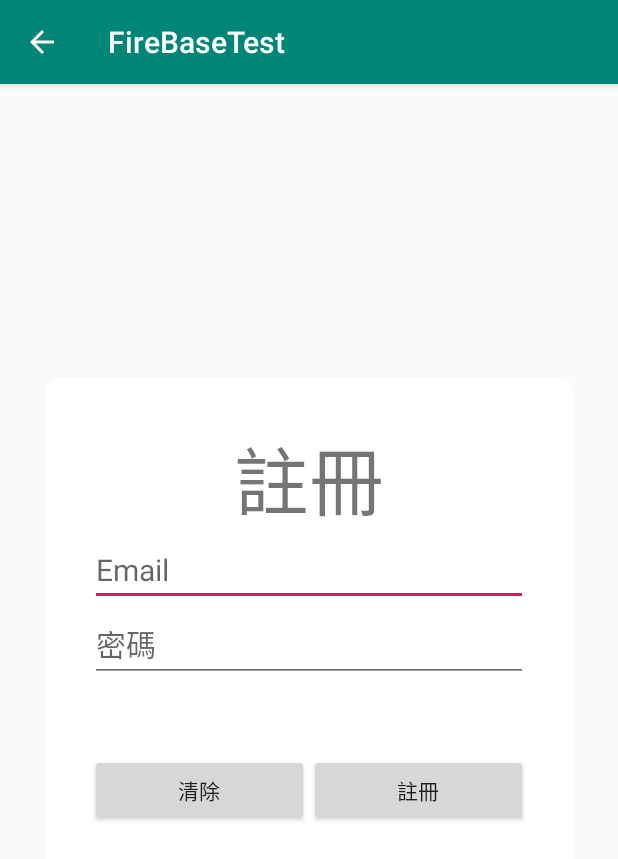
After one commit to eebrian123tw93/FirebaseChatAppTest, an Android app: the RegisterFragment screen opened directly, with no data from a screen before it, on a phone screen of 412 x 824 dp. The commit adds this screen. Shown: the top 859 px of the screen. Run offline under Robolectric (Android 15) with nearby library versions, the phone set to English and light mode, and no system bars; our stand-ins replace Firebase (no records; nobody signed in at launch, a user with empty details on screens opened directly); libraries missing offline, so code that uses them is left out: com.shashank.sony.

Commit message:
註冊介面+功能

```diff
--- a/app/src/main/java/twb/brianlu/com/firebasetest/login/LoginFragment.java
+++ b/app/src/main/java/twb/brianlu/com/firebasetest/login/LoginFragment.java
@@ -19,6 +19,7 @@ import com.shashank.sony.fancytoastlib.FancyToast;
 
 import twb.brianlu.com.firebasetest.R;
 import twb.brianlu.com.firebasetest.navigation.NavigationActivity;
+import twb.brianlu.com.firebasetest.register.RegisterActivity;
 
 public class LoginFragment extends Fragment implements LoginView,View.OnClickListener{
 
@@ -90,7 +91,7 @@ public class LoginFragment extends Fragment implements LoginView,View.OnClickLis
 
     @Override
     public void onRegister() {
-//        getContext().startActivity(new Intent(getContext(), RegisterActivity.class));
+        getContext().startActivity(new Intent(getContext(), RegisterActivity.class));
     }
 
     @Override
--- a/app/src/main/java/twb/brianlu/com/firebasetest/register/RegisterActivity.java
+++ b/app/src/main/java/twb/brianlu/com/firebasetest/register/RegisterActivity.java
@@ -1,9 +1,12 @@
 package twb.brianlu.com.firebasetest.register;
 
+import android.support.v4.app.Fragment;
 import android.support.v7.app.AppCompatActivity;
 import android.os.Bundle;
+import android.view.MenuItem;
 
 import twb.brianlu.com.firebasetest.R;
+import twb.brianlu.com.firebasetest.login.LoginFragment;
 
 public class RegisterActivity extends AppCompatActivity {
 
@@ -11,5 +14,22 @@ public class RegisterActivity extends AppCompatActivity {
     protected void onCreate(Bundle savedInstanceState) {
         super.onCreate(savedInstanceState);
         setContentView(R.layout.activity_register);
+        if (getSupportActionBar() != null) {
+            getSupportActionBar().setDisplayShowHomeEnabled(true);
+            getSupportActionBar().setDisplayHomeAsUpEnabled(true);
+        }
+
+
+        Fragment fragment = new RegisterFragment();
+        getSupportFragmentManager().beginTransaction().replace(R.id.frameLayout, fragment).commit();
+    }
+    @Override
+    public boolean onOptionsItemSelected(MenuItem item) {
+        switch (item.getItemId()) {
+            case android.R.id.home:
+                finish();
+                break;
+        }
+        return super.onOptionsItemSelected(item);
     }
 }
--- /dev/null
+++ b/app/src/main/java/twb/brianlu/com/firebasetest/register/RegisterFragment.java
@@ -0,0 +1,110 @@
+package twb.brianlu.com.firebasetest.register;
+
+import android.content.Context;
+import android.os.Bundle;
+import android.support.annotation.NonNull;
+import android.support.annotation.Nullable;
+import android.support.v4.app.Fragment;
+import android.view.LayoutInflater;
+import android.view.MenuItem;
+import android.view.View;
+import android.view.ViewGroup;
+import android.view.inputmethod.InputMethodManager;
+import android.widget.Button;
+import android.widget.EditText;
+import android.widget.ProgressBar;
+import android.widget.TextView;
+
+import com.shashank.sony.fancytoastlib.FancyToast;
+
+import twb.brianlu.com.firebasetest.R;
+
+public class RegisterFragment extends Fragment implements RegisterView,View.OnClickListener{
+    private RegisterPresenter presenter;
+
+//    private EditText usernameEditText;
+    private EditText passwordEditText;
+    private EditText emailEditText;
+    private ProgressBar progressBar;
+
+    private Button registerButton;
+    private Button clearButton;
+
+    private TextView messageTextView;
+    public View onCreateView(@NonNull LayoutInflater inflater, @Nullable ViewGroup container, @Nullable Bundle savedInstanceState) {
+        View view = inflater.inflate(R.layout.fragment_register, container, false);
+
+
+//        if (getActivity().getSupportActionBar() != null) {
+//            getSupportActionBar().setDisplayShowHomeEnabled(true);
+//            getSupportActionBar().setDisplayHomeAsUpEnabled(true);
+//        }
+
+
+
+
+//        usernameEditText = view.findViewById(R.id.username_editText);
+        passwordEditText = view.findViewById(R.id.password_editText);
+        emailEditText = view.findViewById(R.id.email_editText);
+        progressBar = view.findViewById(R.id.progressBar);
+        registerButton = view.findViewById(R.id.register_button);
+        clearButton = view.findViewById(R.id.clear_button);
+        messageTextView = view.findViewById(R.id.message_textView);
+
+        registerButton.setOnClickListener(this);
+        clearButton.setOnClickListener(this);
+
+
+        presenter = new RegisterPresenter(this);
+        presenter.setProgressBarVisibility(View.GONE);
+        return view;
+    }
+
+    @Override
+    public void onSetMessage(String message, int type) {
+        FancyToast.makeText(getContext(), message, FancyToast.LENGTH_SHORT, type, false).show();
+    }
+
+    @Override
+    public void onClearText() {
+//        usernameEditText.setText("");
+        passwordEditText.setText("");
+        emailEditText.setText("");
+        messageTextView.setText("");
+    }
+
+    @Override
+    public void onRegisterResult(boolean result) {
+        presenter.setProgressBarVisibility(View.GONE);
+        registerButton.setEnabled(true);
+        clearButton.setEnabled(true);
+        if (result) {
+           getActivity().finish();
+        }
+    }
+
+    @Override
+    public void onSetProgressBarVisibility(int visibility) {
+        progressBar.setVisibility(visibility);
+    }
+
+    @Override
+    public void onClick(View v) {
+        switch (v.getId()) {
+            case R.id.register_button:
+                presenter.setProgressBarVisibility(View.VISIBLE);
+                registerButton.setEnabled(false);
+                clearButton.setEnabled(false);
+                View view = getActivity().getCurrentFocus();
+                if (view != null) {
+                    InputMethodManager imm = (InputMethodManager) getActivity().getSystemService(Context.INPUT_METHOD_SERVICE);
+                    imm.hideSoftInputFromWindow(view.getWindowToken(), 0);
+                }
+                presenter.register(emailEditText.getText().toString(), passwordEditText.getText().toString());
+                break;
+            case R.id.clear_button:
+                presenter.clear();
+                break;
+        }
+    }
+}
--- a/app/src/main/java/twb/brianlu/com/firebasetest/register/RegisterPresenter.java
+++ b/app/src/main/java/twb/brianlu/com/firebasetest/register/RegisterPresenter.java
@@ -3,18 +3,34 @@ package twb.brianlu.com.firebasetest.register;
 import android.support.annotation.NonNull;
 
 import com.google.android.gms.tasks.OnCompleteListener;
+import com.google.android.gms.tasks.OnFailureListener;
 import com.google.android.gms.tasks.OnSuccessListener;
 import com.google.android.gms.tasks.Task;
 import com.google.firebase.auth.AuthResult;
 import com.google.firebase.auth.FirebaseAuth;
-import com.google.firebase.auth.FirebaseUser;
-import com.google.firebase.auth.UserProfileChangeRequest;
+import com.shashank.sony.fancytoastlib.FancyToast;
 
 import twb.brianlu.com.firebasetest.core.BasePresenter;
 
 public class RegisterPresenter extends BasePresenter {
-    public void register(String email, String password, final String displayName){
-        FirebaseAuth.getInstance().createUserWithEmailAndPassword(email,password).addOnSuccessListener(new OnSuccessListener<AuthResult>() {
+    private RegisterView view;
+
+    public RegisterPresenter(RegisterView view) {
+        this.view = view;
+    }
+
+    public void register(String email, String password) {
+        if (email.isEmpty()) {
+            view.onSetMessage("Email can not be empty", FancyToast.ERROR);
+            view.onRegisterResult(false);
+            return;
+        }
+        if (password.isEmpty()) {
+            view.onSetMessage("Password can not be empty", FancyToast.ERROR);
+            view.onRegisterResult(false);
+            return;
+        }
+        FirebaseAuth.getInstance().createUserWithEmailAndPassword(email, password).addOnSuccessListener(new OnSuccessListener<AuthResult>() {
             @Override
             public void onSuccess(AuthResult authResult) {
 
@@ -22,16 +38,36 @@ public class RegisterPresenter extends BasePresenter {
         }).addOnCompleteListener(new OnCompleteListener<AuthResult>() {
             @Override
             public void onComplete(@NonNull Task<AuthResult> task) {
-                if(task.isSuccessful()){
-                    // Sign in success
-                    FirebaseUser user = FirebaseAuth.getInstance().getCurrentUser();
 
-                    UserProfileChangeRequest profileUpdates = new UserProfileChangeRequest.Builder()
-                            .setDisplayName(displayName).build();
+                if (task.isSuccessful()) {
+//                    // Sign in success
+//                    FirebaseUser user = FirebaseAuth.getInstance().getCurrentUser();
+//
+//                    UserProfileChangeRequest profileUpdates = new UserProfileChangeRequest.Builder()
+//                            .setDisplayName(displayName).build();
+//
+//                    user.updateProfile(profiregisterView.onRegisterResult(true);
+//                        registerView.onSetMessage("Register Success", FancyToast.SUCCESS);leUpdates);
+                    view.onRegisterResult(true);
+                    view.onSetMessage("Register Success", FancyToast.SUCCESS);
 
-                    user.updateProfile(profileUpdates);
+                } else {
+                    view.onRegisterResult(false);
+                    view.onSetMessage("Register Error(Email existed)", FancyToast.ERROR);
+
                 }
             }
+
         });
     }
+
+
+    public void clear() {
+        view.onClearText();
+    }
+
+    public void setProgressBarVisibility(int visibility) {
+        view.onSetProgressBarVisibility(visibility);
+    }
+
 }
--- a/app/src/main/java/twb/brianlu/com/firebasetest/register/RegisterView.java
+++ b/app/src/main/java/twb/brianlu/com/firebasetest/register/RegisterView.java
@@ -1,4 +1,11 @@
 package twb.brianlu.com.firebasetest.register;
 
-public interface RegisterView {
+import twb.brianlu.com.firebasetest.core.BaseView;
+
+public interface RegisterView extends BaseView {
+    void onClearText();
+
+    void onRegisterResult(boolean result);
+
+    void onSetProgressBarVisibility(int visibility);
 }
--- a/app/src/main/res/layout/activity_register.xml
+++ b/app/src/main/res/layout/activity_register.xml
@@ -4,6 +4,17 @@
     xmlns:tools="http://schemas.android.com/tools"
     android:layout_width="match_parent"
     android:layout_height="match_parent"
-    tools:context=".register.RegisterActivity">
+    tools:context=".login.LoginActivity">
+    <FrameLayout
+        android:id="@+id/frameLayout"
+        android:layout_width="0dp"
+        android:layout_height="0dp"
+        app:layout_constraintBottom_toBottomOf="parent"
+        app:layout_constraintEnd_toEndOf="parent"
+        app:layout_constraintHorizontal_bias="0.5"
+        app:layout_constraintStart_toStartOf="parent"
+        app:layout_constraintTop_toTopOf="parent">
+
+    </FrameLayout>
 
 </android.support.constraint.ConstraintLayout>
--- /dev/null
+++ b/app/src/main/res/layout/fragment_register.xml
@@ -0,0 +1,154 @@
+<?xml version="1.0" encoding="utf-8"?>
+<android.support.constraint.ConstraintLayout xmlns:android="http://schemas.android.com/apk/res/android"
+    xmlns:app="http://schemas.android.com/apk/res-auto"
+    xmlns:tools="http://schemas.android.com/tools"
+    android:layout_width="match_parent"
+    android:layout_height="match_parent">
+
+    <android.support.v7.widget.CardView
+        android:layout_width="0dp"
+        android:layout_height="wrap_content"
+        android:layout_marginStart="30dp"
+        android:layout_marginTop="80dp"
+        android:layout_marginEnd="30dp"
+        android:layout_marginBottom="100dp"
+        app:cardCornerRadius="10dp"
+        app:layout_constraintBottom_toBottomOf="parent"
+        app:layout_constraintEnd_toEndOf="parent"
+        app:layout_constraintHorizontal_bias="0.5"
+        app:layout_constraintStart_toStartOf="parent"
+        app:layout_constraintTop_toTopOf="parent">
+
+        <android.support.constraint.ConstraintLayout
+            android:layout_width="match_parent"
+            android:layout_height="match_parent">
+
+            <LinearLayout
+                android:id="@+id/linearLayout"
+                android:layout_width="0dp"
+                android:layout_height="wrap_content"
+                android:layout_margin="30dp"
+                android:layout_marginTop="40dp"
+                android:layout_marginBottom="40dp"
+                android:orientation="vertical"
+                app:layout_constraintBottom_toBottomOf="parent"
+                app:layout_constraintEnd_toEndOf="parent"
+                app:layout_constraintHorizontal_bias="0.5"
+                app:layout_constraintStart_toStartOf="parent"
+                app:layout_constraintTop_toTopOf="parent">
+
+                <TextView
+                    android:id="@+id/textView4"
+                    android:layout_width="match_parent"
+                    android:layout_height="wrap_content"
+                    android:text="@string/register"
+                    android:textAlignment="center"
+                    android:textSize="50sp"
+                    tools:layout_editor_absoluteX="284dp"
+                    tools:layout_editor_absoluteY="34dp" />
+
+                <LinearLayout
+                    android:layout_width="match_parent"
+                    android:layout_height="match_parent"
+                    android:orientation="horizontal">
+
+                    <EditText
+                        android:id="@+id/email_editText"
+                        android:layout_width="match_parent"
+                        android:layout_height="wrap_content"
+                        android:ems="10"
+                        android:hint="@string/email"
+                        android:inputType="textWebEmailAddress"
+                        android:textSize="20sp"
+                        tools:layout_editor_absoluteX="134dp"
+                        tools:layout_editor_absoluteY="157dp" />
+                </LinearLayout>
+
+                <LinearLayout
+                    android:layout_width="match_parent"
+                    android:layout_height="match_parent"
+                    android:orientation="horizontal">
+
+                    <EditText
+                        android:id="@+id/password_editText"
+                        android:layout_width="match_parent"
+                        android:layout_height="wrap_content"
+                        android:ems="10"
+                        android:hint="@string/password"
+                        android:inputType="textPassword"
+                        android:textSize="20sp"
+                        tools:layout_editor_absoluteX="134dp"
+                        tools:layout_editor_absoluteY="157dp" />
+                </LinearLayout>
+
+                <LinearLayout
+                    android:layout_width="match_parent"
+                    android:layout_height="match_parent"
+                    android:orientation="horizontal"
+                    android:visibility="invisible">
+
+                    <EditText
+                        android:layout_width="match_parent"
+                        android:layout_height="wrap_content"
+                        android:ems="10"
+                        android:hint="@string/email"
+                        android:inputType="textWebEmailAddress"
+                        android:textSize="20sp"
+                        tools:layout_editor_absoluteX="134dp"
+                        tools:layout_editor_absoluteY="157dp" />
+                </LinearLayout>
+
+                <LinearLayout
+                    android:layout_width="match_parent"
+                    android:layout_height="match_parent"
+                    android:orientation="horizontal">
+
+                    <Button
+                        android:id="@+id/clear_button"
+                        android:layout_width="wrap_content"
+                        android:layout_height="wrap_content"
+                        android:layout_weight="1"
+                        android:text="@string/clear" />
+
+                    <Button
+                        android:id="@+id/register_button"
+                        android:layout_width="wrap_content"
+                        android:layout_height="wrap_content"
+                        android:layout_weight="1"
+                        android:text="@string/register"
+                        tools:layout_editor_absoluteX="243dp"
+                        tools:layout_editor_absoluteY="230dp" />
+
+                </LinearLayout>
+
+                <LinearLayout
+                    android:layout_width="match_parent"
+                    android:layout_height="match_parent"
+                    android:orientation="vertical">
+
+                    <TextView
+                        android:id="@+id/message_textView"
+                        android:layout_width="match_parent"
+                        android:layout_height="wrap_content"
+                        android:textAlignment="center"
+                        android:textSize="20sp" />
+                </LinearLayout>
+
+                <LinearLayout
+                    android:layout_width="match_parent"
+                    android:layout_height="match_parent"
+                    android:orientation="vertical">
+
+                    <ProgressBar
+                        android:id="@+id/progressBar"
+                        style="?android:attr/progressBarStyle"
+                        android:layout_width="match_parent"
+                        android:layout_height="wrap_content"
+                        android:visibility="gone" />
+                </LinearLayout>
+
+            </LinearLayout>
+        </android.support.constraint.ConstraintLayout>
+    </android.support.v7.widget.CardView>
+
+</android.support.constraint.ConstraintLayout>
```
